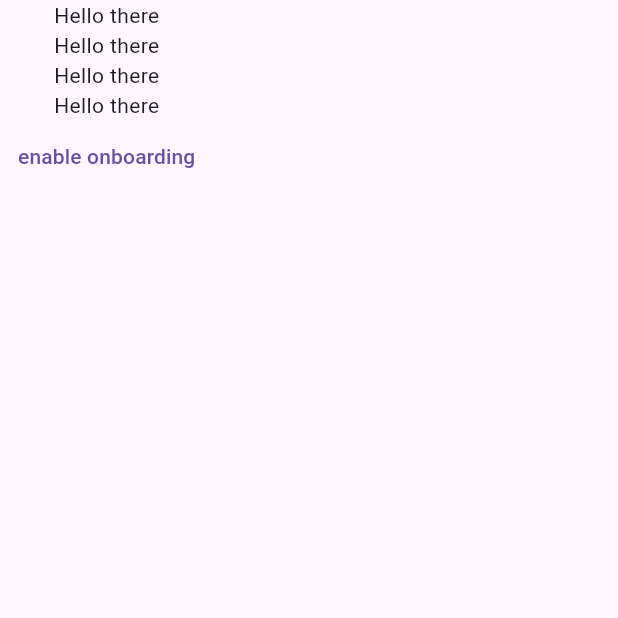
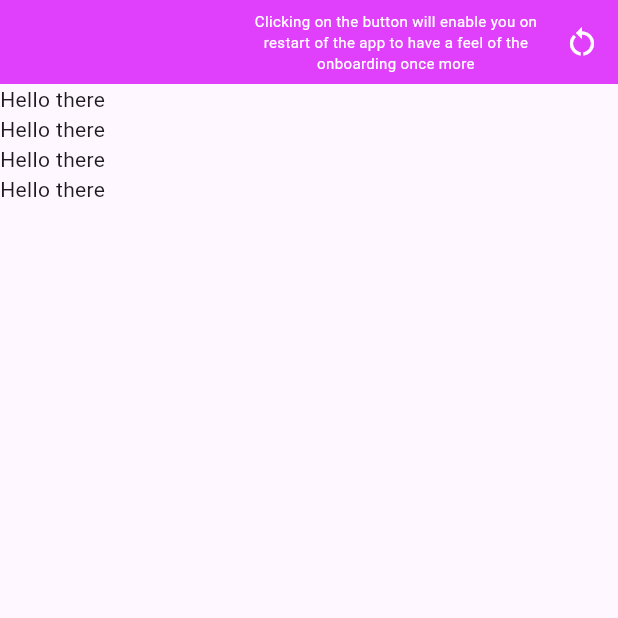
Before and after one commit to Legendary-Folah/project_todo, a Flutter app: the screen it shows after launch, after a tap on "Skip", after a tap on "Get Started", on a phone screen of 412 x 824 dp, the top half of it. Run offline on Flutter 3.47's test engine with Material 3 defaults, Android fonts, the phone set to English and light mode, and no system bars; our stand-ins replace shared_preferences, smooth_page_indicator.

Commit message:
initialized sharedPreference to ensure the onboarding isn't constant on every launch of the app

```diff
--- a/lib/constants/string_const/string_const.dart
+++ b/lib/constants/string_const/string_const.dart
@@ -9,4 +9,9 @@ class StringConst {
 
   // svg string
   static const noteIcon = "assets/svg/IconNote.svg";
+
+// onboarding
+  static const onboardingEnabled =
+      'Clicking on the button will enable you on restart of the app to have a feel of the onboarding once more';
+  static const onboardingKey = "onboarding";
 }
--- a/lib/main.dart
+++ b/lib/main.dart
@@ -1,4 +1,5 @@
 import 'package:flutter/material.dart';
+import 'package:project_todo/constants/string_const/string_const.dart';
 import 'package:project_todo/presentation/login_signup/login_signup.dart';
 import 'package:project_todo/presentation/screen/home_page.dart';
 import 'package:shared_preferences/shared_preferences.dart';
@@ -6,7 +7,7 @@ import 'package:shared_preferences/shared_preferences.dart';
 void main() async {
   WidgetsFlutterBinding.ensureInitialized();
   final prefs = await SharedPreferences.getInstance();
-  final onboarding = prefs.getBool('onboarding') ?? false;
+  final onboarding = prefs.getBool(StringConst.onboardingKey) ?? false;
   runApp(MyApp(
     onboarding: onboarding,
   ));
--- a/lib/presentation/login_signup/login_signup.dart
+++ b/lib/presentation/login_signup/login_signup.dart
@@ -1,4 +1,6 @@
 import 'package:flutter/material.dart';
+import 'package:project_todo/constants/colors/colors.dart';
+import 'package:project_todo/constants/string_const/string_const.dart';
 import 'package:shared_preferences/shared_preferences.dart';
 
 class LoginSignup extends StatefulWidget {
@@ -12,6 +14,32 @@ class _LoginSignupState extends State<LoginSignup> {
   @override
   Widget build(BuildContext context) {
     return Scaffold(
+      appBar: AppBar(
+        backgroundColor: ColorsConst.purple,
+        actions: [
+          const SizedBox(
+            width: 200,
+            child: Text(
+              StringConst.onboardingEnabled,
+              style: TextStyle(
+                fontSize: 10,
+                color: ColorsConst.white,
+              ),
+              textAlign: TextAlign.center,
+            ),
+          ),
+          IconButton(
+            onPressed: () async {
+              final prefs = await SharedPreferences.getInstance();
+              prefs.setBool(StringConst.onboardingKey, false);
+            },
+            icon: const Icon(
+              Icons.restart_alt,
+              color: ColorsConst.white,
+            ),
+          ),
+        ],
+      ),
       body: SafeArea(
           child: Column(
         children: [
@@ -19,12 +47,6 @@ class _LoginSignupState extends State<LoginSignup> {
           Text('Hello there'),
           Text('Hello there'),
           Text('Hello there'),
-          TextButton(
-              onPressed: () async {
-                final prefs = await SharedPreferences.getInstance();
-                prefs.setBool('onboarding', false);
-              },
-              child: const Text("enable onboarding"))
         ],
       )),
     );
--- a/lib/presentation/screen/home_page.dart
+++ b/lib/presentation/screen/home_page.dart
@@ -1,5 +1,6 @@
 import 'package:flutter/material.dart';
 import 'package:project_todo/constants/colors/colors.dart';
+import 'package:project_todo/constants/string_const/string_const.dart';
 import 'package:project_todo/presentation/login_signup/login_signup.dart';
 import 'package:project_todo/presentation/onboarding/onboarding_item.dart';
 import 'package:shared_preferences/shared_preferences.dart';
@@ -128,7 +129,7 @@ class _MyHomePageState extends State<MyHomePage> {
       child: TextButton(
         onPressed: () async {
           final pres = await SharedPreferences.getInstance();
-          pres.setBool('onboarding', true);
+          pres.setBool(StringConst.onboardingKey, true);
 
           if (!mounted) return;
           Navigator.pushReplacement(
```
